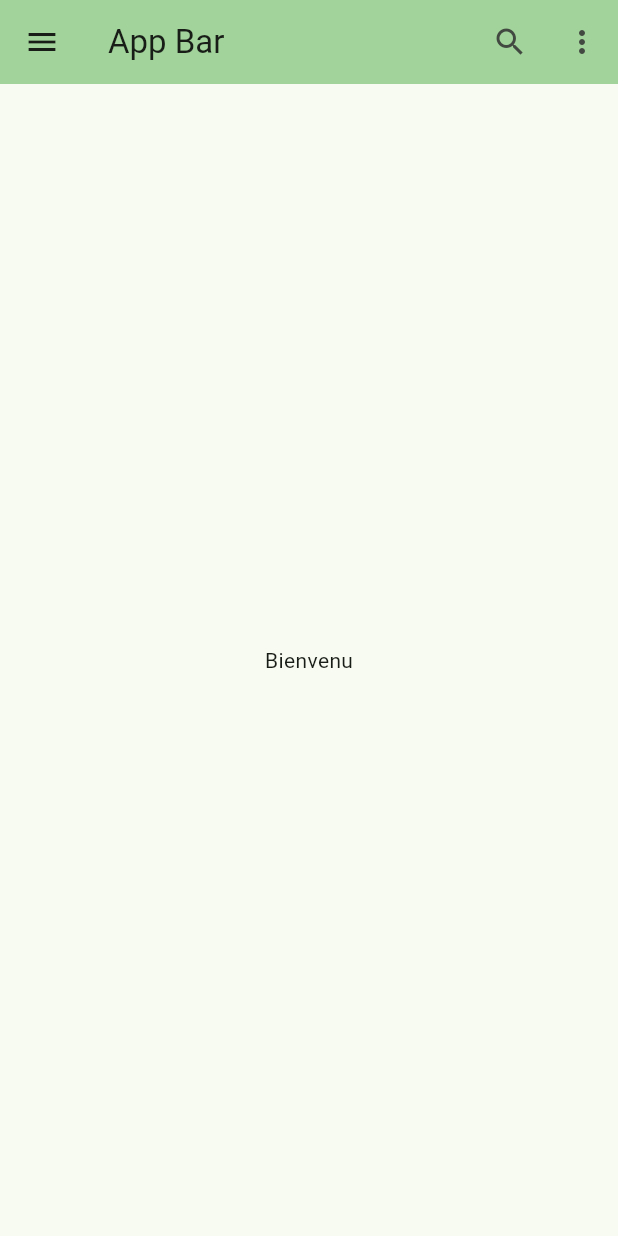
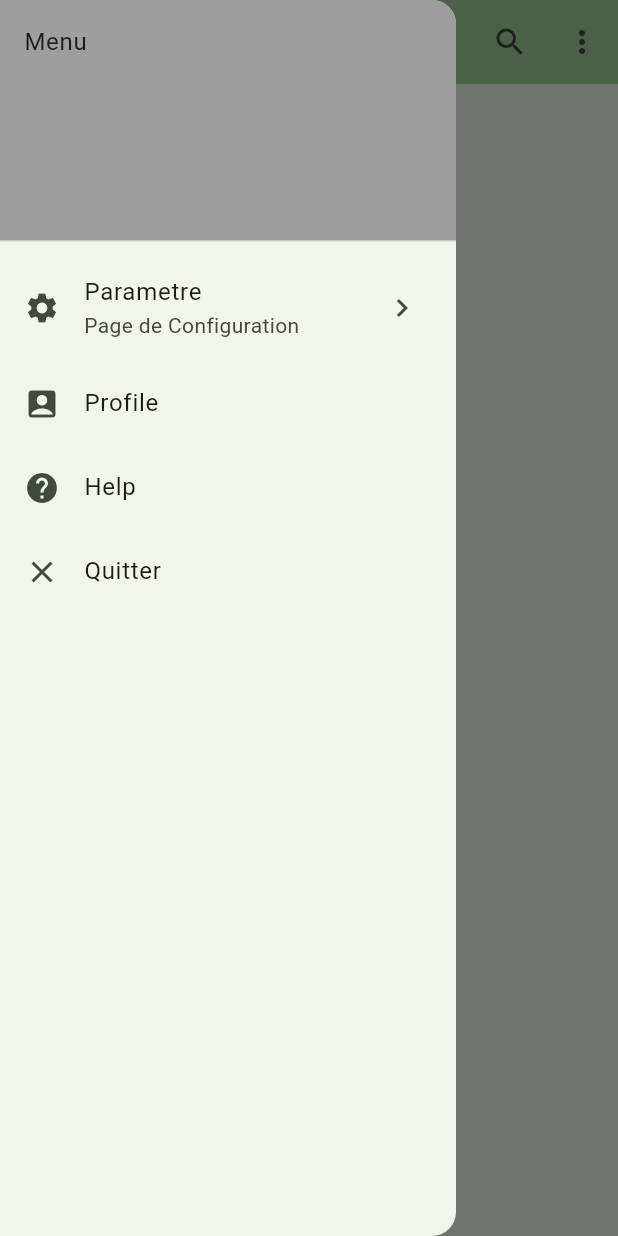
Before and after one commit to sokevinjonas/firstappFlutterTraining, a Flutter app: the screen it shows after launch, with the side drawer open (before the commit the screen has no drawer), on a phone screen of 412 x 824 dp. Run offline on Flutter 3.47's test engine with Material 3 defaults, Android fonts, the phone set to English and light mode, and no system bars.

Commit message:
implementations Drawer Menu en flutter

```diff
--- a/lib/main.dart
+++ b/lib/main.dart
@@ -21,7 +21,6 @@ class HomePageState extends State<HomePage> {
     return Scaffold(
       appBar: AppBar(
         backgroundColor: Theme.of(context).colorScheme.inversePrimary, //customer la couleur sans la modifier
-        leading: const Icon(Icons.menu),
         title: const Text("App Bar"),
         elevation: 0,
         actions: [
@@ -34,6 +33,40 @@ class HomePageState extends State<HomePage> {
               icon: const Icon(Icons.more_vert))
         ],
       ),
+      drawer: Drawer(
+        child: ListView(
+          children: [
+            const DrawerHeader(
+                decoration: BoxDecoration(
+                color: Colors.grey
+              ),
+                child: Text("Menu"),
+            ),
+            ListTile(
+              leading: const Icon(Icons.settings), //quelques chose qui vient avant
+              title: const Text("Parametre"),
+              subtitle: const Text("Page de Configuration"),
+              trailing: const Icon(Icons.chevron_right),
+              onTap: (){},
+            ),
+            ListTile(
+              leading: const Icon(Icons.account_box),
+              title: const Text("Profile"),
+              onTap: (){},
+            ),
+            ListTile(
+              leading: const Icon(Icons.help),
+              title: const Text("Help"),
+              onTap: (){},
+            ),
+            ListTile(
+              leading: const Icon(Icons.close),
+              title: const Text("Quitter"),
+              onTap: (){},
+            )
+          ],
+        ),
+      ),
       body: const Center(
         child: Text("Bienvenu"),
       ),
```
